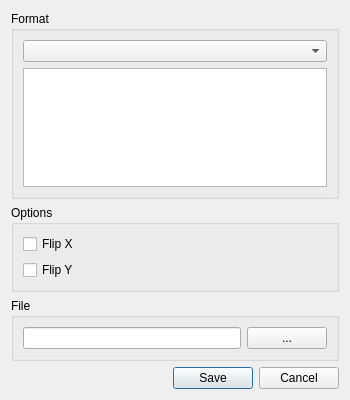
Old version of the form qtEditor/imagefiledialog.ui in the repository OGRECave/scape.
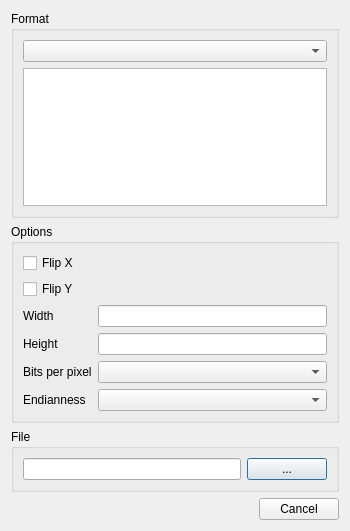
New version of the form.

Commit message: Renamed and refactored UI form for reusability

```diff
--- a/qtEditor/imagefiledialog.ui
+++ b/qtEditor/imagefiledialog.ui
@@ -7,7 +7,7 @@
     <x>0</x>
     <y>0</y>
     <width>350</width>
-    <height>400</height>
+    <height>531</height>
    </rect>
   </property>
   <property name="windowTitle">
@@ -38,21 +38,61 @@
      <property name="title">
       <string>Options</string>
      </property>
-     <layout class="QVBoxLayout" name="verticalLayout_2">
-      <item>
-       <widget class="QCheckBox" name="flipxCheckBox">
-        <property name="text">
-         <string>Flip X</string>
-        </property>
-       </widget>
+     <layout class="QGridLayout" name="optionsGroupBoxLayout">
+      <item row="4" column="1">
+       <widget class="QComboBox" name="bppComboBox"/>
       </item>
-      <item>
+      <item row="1" column="0">
        <widget class="QCheckBox" name="flipyCheckBox">
         <property name="text">
          <string>Flip Y</string>
         </property>
        </widget>
       </item>
+      <item row="3" column="0">
+       <widget class="QLabel" name="heightLabel">
+        <property name="text">
+         <string>Height</string>
+        </property>
+       </widget>
+      </item>
+      <item row="2" column="1">
+       <widget class="QLineEdit" name="widthLineEdit"/>
+      </item>
+      <item row="0" column="0">
+       <widget class="QCheckBox" name="flipxCheckBox">
+        <property name="text">
+         <string>Flip X</string>
+        </property>
+       </widget>
+      </item>
+      <item row="3" column="1">
+       <widget class="QLineEdit" name="heightLineEdit"/>
+      </item>
+      <item row="4" column="0">
+       <widget class="QLabel" name="bppLabel">
+        <property name="text">
+         <string>Bits per pixel</string>
+        </property>
+       </widget>
+      </item>
+      <item row="2" column="0">
+       <widget class="QLabel" name="widthLabel">
+        <property name="text">
+         <string>Width</string>
+        </property>
+       </widget>
+      </item>
+      <item row="5" column="0">
+       <widget class="QLabel" name="endiannessLabel">
+        <property name="text">
+         <string>Endianness</string>
+        </property>
+       </widget>
+      </item>
+      <item row="5" column="1">
+       <widget class="QComboBox" name="endiannessComboBox"/>
+      </item>
      </layout>
     </widget>
    </item>
@@ -78,7 +118,7 @@
    <item>
     <widget class="QDialogButtonBox" name="buttonBox">
      <property name="standardButtons">
-      <set>QDialogButtonBox::Cancel|QDialogButtonBox::Save</set>
+      <set>QDialogButtonBox::Cancel</set>
      </property>
     </widget>
    </item>
```
Left out of the diff: 12 changed lines with no effect on the pictures. The commit also changes 2 other files.
